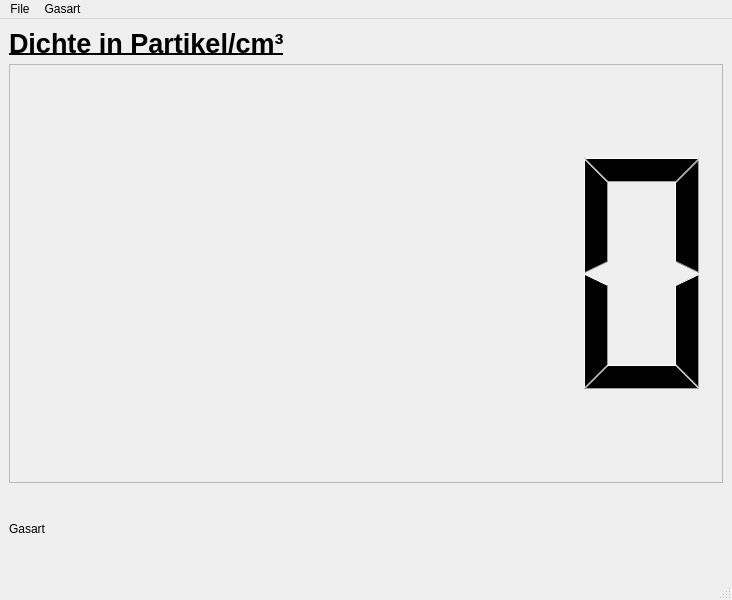
Old version of the form rsrc/mainwindow.ui in the repository HoSnoopy/rasdaq_gasjet.
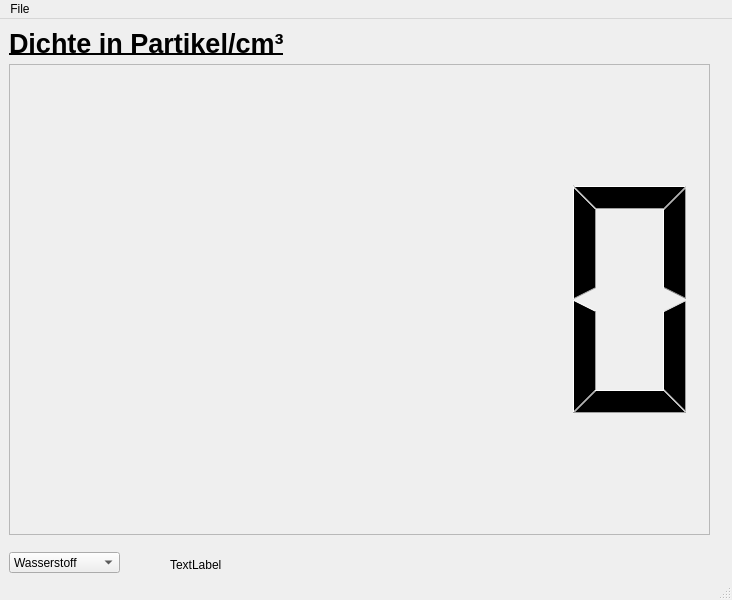
New version of the form.

What changed in the file:
```diff
--- a/rsrc/mainwindow.ui
+++ b/rsrc/mainwindow.ui
@@ -14,9 +14,15 @@
    <string>MainWindow</string>
   </property>
   <widget class="QWidget" name="centralwidget">
-   <layout class="QGridLayout" name="gridLayout">
-    <item row="1" column="0">
      <widget class="QLCDNumber" name="lcdNumber">
+    <property name="geometry">
+     <rect>
+      <x>9</x>
+      <y>45</y>
+      <width>701</width>
+      <height>471</height>
+     </rect>
+    </property>
       <property name="frameShape">
        <enum>QFrame::StyledPanel</enum>
       </property>
@@ -27,31 +33,15 @@
        <bool>false</bool>
       </property>
      </widget>
-    </item>
-    <item row="2" column="0">
-     <widget class="QLabel" name="gasart_label">
-      <property name="enabled">
-       <bool>true</bool>
-      </property>
-      <property name="sizePolicy">
-       <sizepolicy hsizetype="Minimum" vsizetype="Minimum">
-        <horstretch>0</horstretch>
-        <verstretch>0</verstretch>
-       </sizepolicy>
-      </property>
-      <property name="maximumSize">
-       <size>
-        <width>16777214</width>
-        <height>80</height>
-       </size>
-      </property>
-      <property name="text">
-       <string>Gasart</string>
-      </property>
-     </widget>
-    </item>
-    <item row="0" column="0">
      <widget class="QLabel" name="ueberschrift">
+    <property name="geometry">
+     <rect>
+      <x>9</x>
+      <y>9</y>
+      <width>282</width>
+      <height>30</height>
+     </rect>
+    </property>
       <property name="maximumSize">
        <size>
         <width>16777215</width>
@@ -71,8 +61,69 @@
        <string>Dichte in Partikel/cm³</string>
       </property>
      </widget>
+   <widget class="QComboBox" name="comboBox">
+    <property name="geometry">
+     <rect>
+      <x>9</x>
+      <y>533</y>
+      <width>111</width>
+      <height>21</height>
+     </rect>
+    </property>
+    <item>
+     <property name="text">
+      <string>Wasserstoff</string>
+     </property>
     </item>
-   </layout>
+    <item>
+     <property name="text">
+      <string>Helium</string>
+     </property>
+    </item>
+    <item>
+     <property name="text">
+      <string>Neon</string>
+     </property>
+    </item>
+    <item>
+     <property name="text">
+      <string>Argon</string>
+     </property>
+    </item>
+    <item>
+     <property name="text">
+      <string>Krypton</string>
+     </property>
+    </item>
+    <item>
+     <property name="text">
+      <string>Xenon</string>
+     </property>
+    </item>
+    <item>
+     <property name="text">
+      <string>Stickstoff</string>
+     </property>
+    </item>
+    <item>
+     <property name="text">
+      <string>Deuterium</string>
+     </property>
+    </item>
+   </widget>
+   <widget class="QLabel" name="label_temperatur">
+    <property name="geometry">
+     <rect>
+      <x>170</x>
+      <y>530</y>
+      <width>531</width>
+      <height>31</height>
+     </rect>
+    </property>
+    <property name="text">
+     <string>TextLabel</string>
+    </property>
+   </widget>
   </widget>
   <widget class="QMenuBar" name="menubar">
    <property name="geometry">
@@ -91,22 +142,7 @@
     <addaction name="separator"/>
     <addaction name="actionQuit"/>
    </widget>
-   <widget class="QMenu" name="menuGasart">
-    <property name="title">
-     <string>Gasart</string>
-    </property>
-    <addaction name="actionWasserstoff"/>
-    <addaction name="actionHelium"/>
-    <addaction name="actionNeon"/>
-    <addaction name="actionArgon"/>
-    <addaction name="actionKrypton"/>
-    <addaction name="actionXenon"/>
-    <addaction name="actionStickstoff"/>
-    <addaction name="separator"/>
-    <addaction name="actionAnderes_Gas"/>
-   </widget>
    <addaction name="menuFile"/>
-   <addaction name="menuGasart"/>
   </widget>
   <widget class="QStatusBar" name="statusbar"/>
   <action name="actionAbout">
```
Lines whose indentation alone changed are shown as unchanged.
